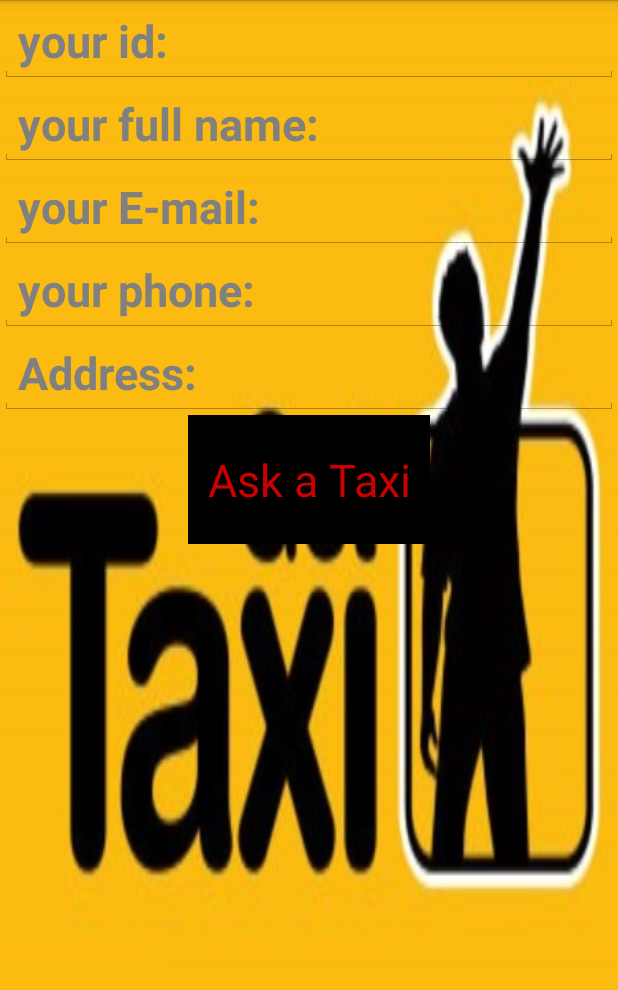
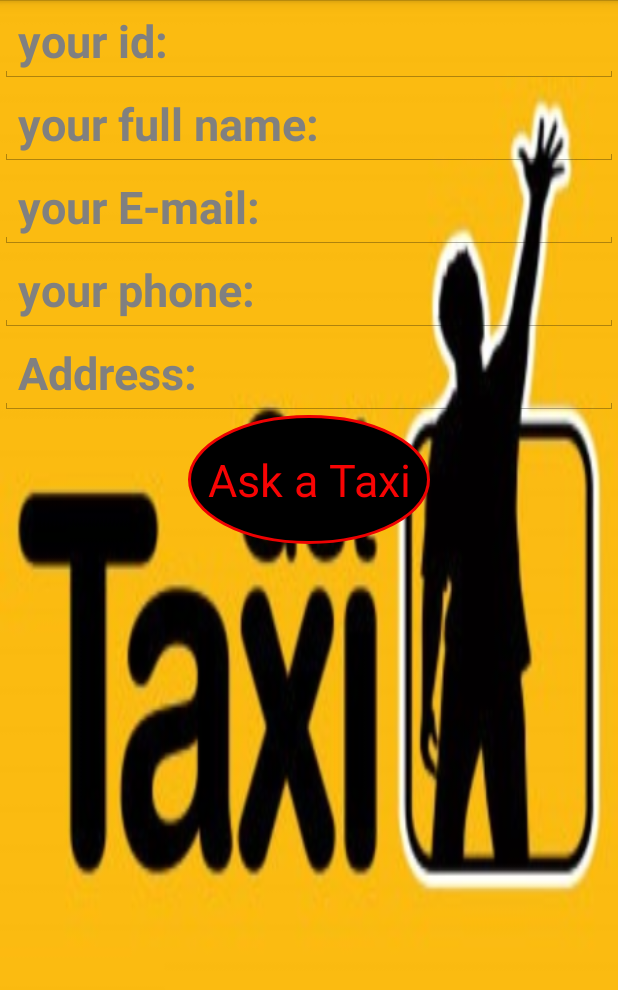
Before and after one commit to chshchsh/theProject, an Android app: the HomeActivity screen opened directly, with no data from a screen before it, on a phone screen of 412 x 824 dp, the part 72-1062 px from its top. Run offline under Robolectric (Android 15) with nearby library versions, the phone set to English and light mode, and no system bars.

Commit message:
שיניתי קצת את הכפתור

```diff
--- /dev/null
+++ b/app/src/main/res/drawable/ovel_button.xml
@@ -0,0 +1,9 @@
+<shape xmlns:android="http://schemas.android.com/apk/res/android"
+    android:shape="oval">
+    <stroke android:color="#ee0202"
+        android:width="2dp"></stroke>
+    <solid
+        android:color="#000000"></solid>
+    <size android:width="120dp"
+        android:height="120dp"></size>
+</shape>
--- a/app/src/main/res/layout/activity_home.xml
+++ b/app/src/main/res/layout/activity_home.xml
@@ -72,9 +72,9 @@ tools:context="com.jct.bd.theproject.controller.splashscreen.HomeActivity">
     android:id="@+id/addRaidButton"
     android:layout_width="161dp"
     android:layout_height="86dp"
-    android:background="@android:color/black"
+    android:background="@drawable/ovel_button"
+    android:textColor="#f80404"
     android:text="@string/ask_a_taxi"
-    android:textColor="@android:color/holo_red_dark"
     android:textSize="30sp"
     android:visibility="visible" />
 
```
